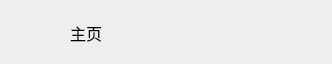
This is widget_my.ui in EricGu1001/Ruiji_dev as Qt 5 draws it before an edit. The edited form follows.
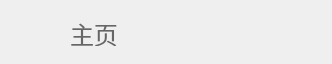
This is the edited form. Custom widgets are drawn as their Qt base class.

```diff
--- a/widget_my.ui
+++ b/widget_my.ui
@@ -37,15 +37,18 @@
      <rect>
       <x>70</x>
       <y>20</y>
-      <width>69</width>
+      <width>96</width>
       <height>26</height>
      </rect>
     </property>
     <property name="font">
      <font>
-      <pointsize>12</pointsize>
+      <pointsize>18</pointsize>
      </font>
     </property>
+    <property name="styleSheet">
+     <string notr="true">color:rgba(102,102,102,1)</string>
+    </property>
     <property name="text">
      <string>主页</string>
     </property>
```
